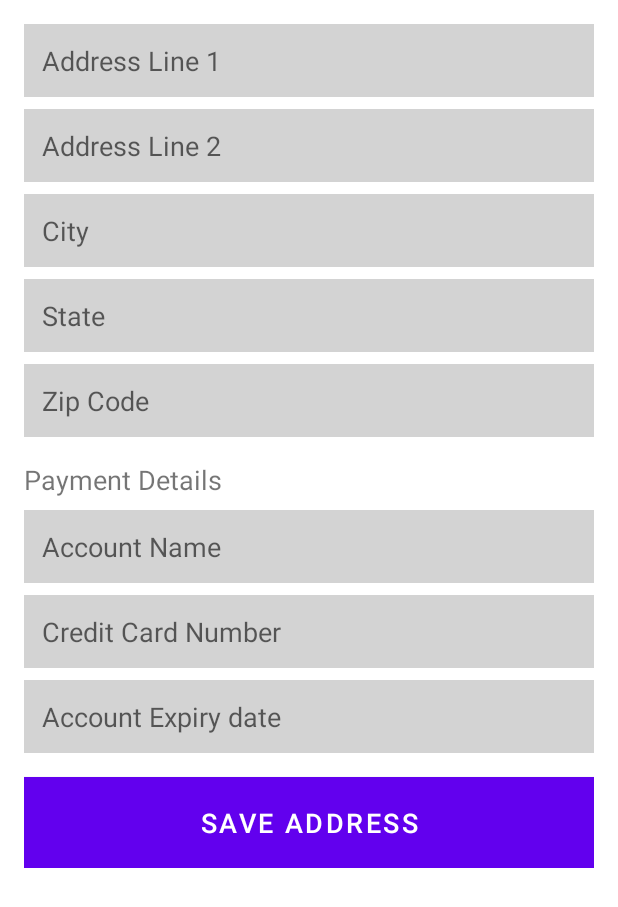
After one commit to alishah4444/KotlinBookApp, an Android app: the ShippingAddress screen opened directly, with no data from a screen before it, on a phone screen of 412 x 824 dp. The commit adds this screen. Shown: the top 907 px of the screen. Run offline under Robolectric (Android 15) with nearby library versions, the phone set to English and light mode, and no system bars; our stand-ins replace Firebase (no records; nobody signed in at launch, a user with empty details on screens opened directly).

Commit message:
shipping address and payment  thank you push

```diff
--- a/app/src/main/java/com/example/lab1_kotlinapp/Login.kt
+++ b/app/src/main/java/com/example/lab1_kotlinapp/Login.kt
@@ -96,7 +96,7 @@ class Login : AppCompatActivity()  {
                                     if (task.isSuccessful) {
                                         // Authentication successful
                                         val user = firebaseAuth.currentUser
-                                        saveUserData(user?.uid, user?.email)
+                                        saveUserData(user?.uid, user?.email,)
                                         setLoginStatus(true)
 
                                     } else {
--- a/app/src/main/java/com/example/lab1_kotlinapp/MainActivity.kt
+++ b/app/src/main/java/com/example/lab1_kotlinapp/MainActivity.kt
@@ -51,9 +51,14 @@ class MainActivity : AppCompatActivity() {
 
         setSupportActionBar(binding.toolbar)
 
+
+
+
         val sharedPreferences = getSharedPreferences("UserData", MODE_PRIVATE)
         val  userId = sharedPreferences.getString("userId", null)
         val userEmail = sharedPreferences.getString("userEmail", null)
+
+
 
 
 
--- /dev/null
+++ b/app/src/main/java/com/example/lab1_kotlinapp/ShippingAddress.kt
@@ -0,0 +1,106 @@
+package com.example.lab1_kotlinapp
+
+import android.content.Context
+import android.content.Intent
+import android.content.SharedPreferences
+import android.os.Bundle
+import android.view.View
+import android.widget.*
+import androidx.appcompat.app.AppCompatActivity
+import com.google.firebase.database.DatabaseReference
+import com.google.firebase.database.FirebaseDatabase
+
+class ShippingAddress: AppCompatActivity() {
+
+    private lateinit var addressLine1EditText: EditText
+    private lateinit var addressLine2EditText: EditText
+    private lateinit var cityEditText: EditText
+    private lateinit var stateEditText: EditText
+    private lateinit var zipCodeEditText: EditText
+    private lateinit var saveAddressButton: Button
+
+    private lateinit var cardName: EditText
+    private lateinit var cardNumber: EditText
+    private lateinit var cardDate: EditText
+
+    private lateinit var shippingAddressTextView: LinearLayout
+
+
+    private lateinit var sharedPreferences: SharedPreferences
+    private lateinit var shippingAddressRef: DatabaseReference
+
+    override fun onCreate(savedInstanceState: Bundle?) {
+        super.onCreate(savedInstanceState)
+        setContentView(R.layout.checkout)
+
+        // Initialize Firebase Realtime Database reference
+        val database: FirebaseDatabase = FirebaseDatabase.getInstance()
+        shippingAddressRef = database.reference.child("ShippingAddress")
+
+        // Initialize SharedPreferences
+        sharedPreferences = getSharedPreferences("UserData", MODE_PRIVATE)
+
+        addressLine1EditText = findViewById(R.id.addressLine1EditText)
+        addressLine2EditText = findViewById(R.id.addressLine2EditText)
+        cityEditText = findViewById(R.id.cityEditText)
+        stateEditText = findViewById(R.id.stateEditText)
+        zipCodeEditText = findViewById(R.id.zipCodeEditText)
+        saveAddressButton = findViewById(R.id.saveAddressButton)
+        cardName=findViewById(R.id.Cardname)
+        cardNumber =findViewById(R.id.AccountNumber)
+        cardDate=findViewById(R.id.AccountExpdate)
+
+        shippingAddressTextView = findViewById(R.id.shippingAddressFormLayout)
+
+        saveAddressButton.setOnClickListener {
+            val addressLine1 = addressLine1EditText.text.toString()
+            val addressLine2 = addressLine2EditText.text.toString()
+            val city = cityEditText.text.toString()
+            val state = stateEditText.text.toString()
+            val zipCode = zipCodeEditText.text.toString()
+            val cardName =cardName.text.toString();
+            val cardNumber =cardNumber.text.toString();
+            val cardDate =cardDate.text.toString();
+
+
+            val userId = sharedPreferences.getString("userId", null)
+            val userAddress = sharedPreferences.getString("addressLine1", null)
+
+            if (userId != null) {
+                println(userAddress)
+                println(userId)
+
+                saveShippingAddress(addressLine1, addressLine2, city, state, zipCode, userId,cardName,cardNumber,cardDate)
+            }
+        }
+    }
+
+    private fun saveShippingAddress(addressLine1: String, addressLine2: String, city: String, state: String, zipCode: String, userId:String,
+                                    cardName:String,cardNumber:String,cardDate:String) {
+        val shippingAddress = Address(addressLine1, addressLine2, city, state, zipCode,userId,cardName,cardNumber,cardDate)
+        shippingAddressRef.setValue(shippingAddress) .addOnSuccessListener {
+            // Data inserted successfully
+            saveAddressToSharedPreferences(shippingAddress)
+
+            shippingAddressTextView.visibility = View.VISIBLE
+            Toast.makeText(this,"Successfully Added the Address", Toast.LENGTH_LONG).show()
+
+            val addressIntent = Intent(this, AddressList::class.java)
+            startActivity(addressIntent)
+            finish()
+        }
+            .addOnFailureListener {
+                Toast.makeText(this,"fail to Add the Address", Toast.LENGTH_LONG).show()
+            }
+    }
+
+    private fun saveAddressToSharedPreferences(address: Address) {
+        val editor = sharedPreferences.edit()
+        editor.putString("addressLine1", address.addressLine1)
+        editor.putString("addressLine2", address.addressLine2)
+        editor.putString("city", address.city)
+        editor.putString("state", address.state)
+        editor.putString("zipCode", address.zipCode)
+        editor.apply()
+    }
+}
--- /dev/null
+++ b/app/src/main/res/anim/fade_in_animation.xml
@@ -0,0 +1,6 @@
+<?xml version="1.0" encoding="utf-8"?>
+<alpha xmlns:android="http://schemas.android.com/apk/res/android"
+    android:interpolator="@android:anim/accelerate_decelerate_interpolator"
+    android:duration="1500"
+    android:fromAlpha="0.0"
+    android:toAlpha="1.0" />
--- /dev/null
+++ b/app/src/main/res/layout/checkout.xml
@@ -0,0 +1,122 @@
+<LinearLayout
+    xmlns:android="http://schemas.android.com/apk/res/android"
+    android:layout_width="match_parent"
+    android:layout_height="wrap_content"
+    android:orientation="vertical">
+
+
+
+    <!-- Shipping address form -->
+    <LinearLayout
+        android:id="@+id/shippingAddressFormLayout"
+        android:layout_width="match_parent"
+        android:layout_height="wrap_content"
+        android:orientation="vertical"
+        android:visibility="visible"
+        android:padding="16dp">
+
+        <EditText
+            android:id="@+id/addressLine1EditText"
+            android:layout_width="match_parent"
+            android:layout_height="wrap_content"
+            android:hint="Address Line 1"
+            android:textSize="18sp"
+            android:background="#D3D3D3"
+            android:padding="12dp"
+            android:layout_marginBottom="8dp" />
+
+        <EditText
+            android:id="@+id/addressLine2EditText"
+            android:layout_width="match_parent"
+            android:layout_height="wrap_content"
+            android:hint="Address Line 2"
+            android:textSize="18sp"
+            android:background="#D3D3D3"
+            android:padding="12dp"
+            android:layout_marginBottom="8dp" />
+
+        <EditText
+            android:id="@+id/cityEditText"
+            android:layout_width="match_parent"
+            android:layout_height="wrap_content"
+            android:hint="City"
+            android:textSize="18sp"
+            android:background="#D3D3D3"
+            android:padding="12dp"
+            android:layout_marginBottom="8dp" />
+
+        <EditText
+            android:id="@+id/stateEditText"
+            android:layout_width="match_parent"
+            android:layout_height="wrap_content"
+            android:hint="State"
+            android:textSize="18sp"
+            android:background="#D3D3D3"
+            android:padding="12dp"
+            android:layout_marginBottom="8dp" />
+
+        <EditText
+            android:id="@+id/zipCodeEditText"
+            android:layout_width="match_parent"
+            android:layout_height="wrap_content"
+            android:hint="Zip Code"
+            android:textSize="18sp"
+            android:background="#D3D3D3"
+            android:padding="12dp"
+            android:layout_marginBottom="16dp" />
+
+
+        <TextView
+            android:id="@+id/city"
+            android:layout_width="match_parent"
+            android:layout_height="wrap_content"
+            android:text="Payment Details"
+            android:textSize="18sp" />
+
+
+        <EditText
+            android:id="@+id/Cardname"
+            android:layout_width="match_parent"
+            android:layout_height="wrap_content"
+            android:hint="Account Name"
+            android:textSize="18sp"
+            android:background="#D3D3D3"
+            android:padding="12dp"
+            android:layout_marginTop="8dp"
+            android:layout_marginBottom="8dp" />
+
+        <EditText
+            android:id="@+id/AccountNumber"
+            android:layout_width="match_parent"
+            android:layout_height="wrap_content"
+            android:hint="Credit Card Number"
+            android:textSize="18sp"
+            android:background="#D3D3D3"
+            android:padding="12dp"
+            android:layout_marginBottom="8dp" />
+
+        <EditText
+            android:id="@+id/AccountExpdate"
+            android:layout_width="match_parent"
+            android:layout_height="wrap_content"
+            android:hint="Account Expiry date"
+            android:textSize="18sp"
+            android:background="#D3D3D3"
+            android:padding="12dp"
+            android:layout_marginBottom="16dp" />
+
+
+
+        <Button
+            android:id="@+id/saveAddressButton"
+            android:layout_width="match_parent"
+            android:layout_height="wrap_content"
+            android:text="Save Address"
+            android:textSize="18sp"
+            android:background="#000"
+            android:textColor="#FFF"
+            android:padding="12dp" />
+
+    </LinearLayout>
+
+</LinearLayout>
--- a/app/src/main/res/layout/profile.xml
+++ b/app/src/main/res/layout/profile.xml
@@ -49,6 +49,11 @@
 
     </androidx.cardview.widget.CardView>
 
+
+
+
+
+
     <androidx.cardview.widget.CardView
         android:layout_width="match_parent"
         android:layout_height="wrap_content"
--- a/app/src/main/res/layout/splash_screen.xml
+++ b/app/src/main/res/layout/splash_screen.xml
@@ -11,17 +11,19 @@
         android:orientation="vertical">
 
         <ImageView
+            android:id="@+id/logoImageView"
             android:layout_width="150dp"
             android:layout_height="150dp"
             android:src="@drawable/logo"
             android:scaleType="centerInside"
-            android:padding="16dp" />
+            android:padding="16dp"
+           />
 
 
         <TextView
             android:layout_width="wrap_content"
             android:layout_height="wrap_content"
-            android:text="Dollar Book "
+            android:text="Dollar Book"
             android:textColor="#FFF"
             android:textSize="20sp"
             android:paddingTop="8dp" />
```
Also changed, not shown: app/src/main/AndroidManifest.xml (+24 -0 lines), app/src/main/java/com/example/lab1_kotlinapp/Address.kt (added, +16 -0 lines), app/src/main/java/com/example/lab1_kotlinapp/AddressList.kt (added, +63 -0 lines), app/src/main/java/com/example/lab1_kotlinapp/BookDisplayActivity.kt (+58 -3 lines), app/src/main/java/com/example/lab1_kotlinapp/Profile.kt (+26 -1 lines), app/src/main/java/com/example/lab1_kotlinapp/Thankyou.kt (added, +23 -0 lines), app/src/main/java/com/example/lab1_kotlinapp/splashScreen.kt (+9 -0 lines), app/src/main/res/layout-land/activity_login.xml (added, +69 -0 lines), app/src/main/res/layout/addresslist.xml (added, +78 -0 lines), app/src/main/res/layout/book_detail_display.xml (+25 -4 lines), app/src/main/res/layout/thankyou.xml (added, +52 -0 lines).
